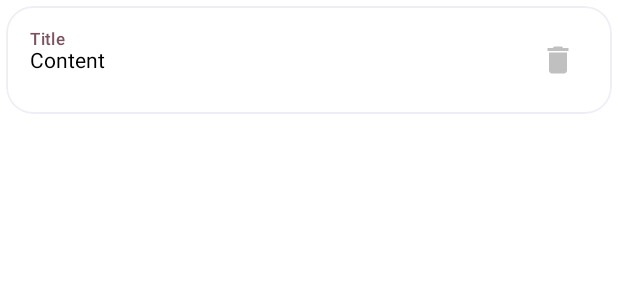
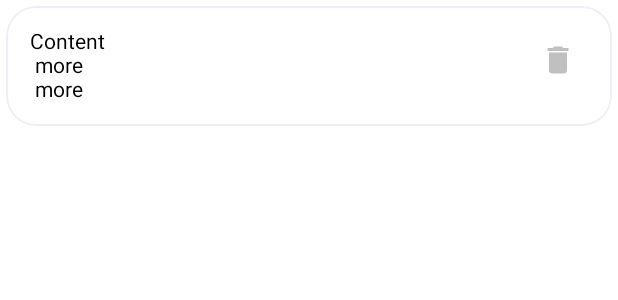
Before and after one commit to Xsinh/Papers, an Android app built with Jetpack Compose: the @Preview function MainNoteItemPreview, on a phone screen of 412 x 824 dp. Shown: the top 300 px of the screen. Run offline under Robolectric (Android 15) with nearby library versions, the phone set to English and light mode, and no system bars.

Commit message:
- Внес правки в UI

```diff
--- a/app/src/main/java/com/implosion/papers/presentation/ui/screen/main/screen/MainComponents.kt
+++ b/app/src/main/java/com/implosion/papers/presentation/ui/screen/main/screen/MainComponents.kt
@@ -8,9 +8,11 @@ import androidx.compose.foundation.layout.Box
 import androidx.compose.foundation.layout.Column
 import androidx.compose.foundation.layout.PaddingValues
 import androidx.compose.foundation.layout.Row
+import androidx.compose.foundation.layout.fillMaxHeight
 import androidx.compose.foundation.layout.fillMaxSize
 import androidx.compose.foundation.layout.fillMaxWidth
 import androidx.compose.foundation.layout.padding
+import androidx.compose.foundation.layout.wrapContentHeight
 import androidx.compose.foundation.lazy.LazyColumn
 import androidx.compose.foundation.lazy.items
 import androidx.compose.foundation.shape.RoundedCornerShape
@@ -87,9 +89,9 @@ private fun MainNoteItem(
                 }
             }
             .padding(16.dp),
-        horizontalArrangement = Arrangement.Absolute.SpaceBetween
+        horizontalArrangement = Arrangement.Absolute.SpaceBetween,
     ) {
-        Column {
+        Column(modifier = Modifier.weight(1f)) {
             if (item.title.isNullOrEmpty()) {
                 Text(
                     text = item.content,
@@ -111,6 +113,10 @@ private fun MainNoteItem(
             }
 
         }
+        Column(
+            verticalArrangement = Arrangement.Top,
+            horizontalAlignment = Alignment.End,
+        ) {
             Icon(
                 modifier = Modifier
                     .clip(RoundedCornerShape(25))
@@ -124,6 +130,7 @@ private fun MainNoteItem(
                 imageVector = Icons.Filled.Delete,
                 contentDescription = stringResource(R.string.description_delete)
             )
+        }
     }
 }
 
@@ -189,8 +196,8 @@ private fun MainNoteItemPreview() {
     MainNoteItem(
         item = NoteModel(
             noteId = 0,
-            title = "Title",
-            content = "Content",
+//            title = "Title",
+            content = "Content \n more \n more",
             createdAt = 0L,
             updatedAt = 0L
         ),
```
Lines whose indentation alone changed are shown as unchanged.
